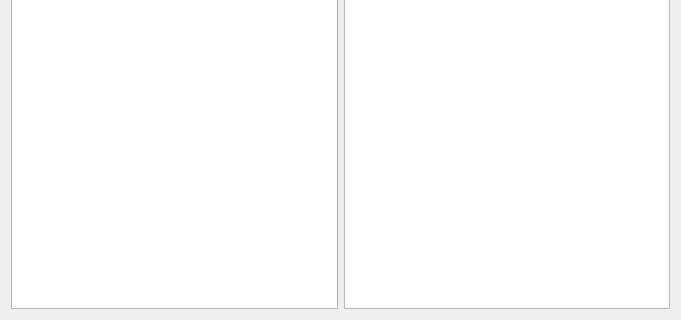
Old version of the form src/storages.ui in the repository ADCompany/AD-Farm; both pictures show x 0 to 681 and y 227 to 547 of the 681 by 547 pixel window.
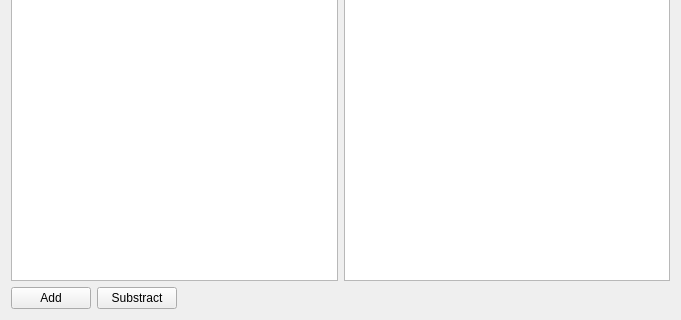
New version of the form.

Patch:
```diff
--- a/src/storages.ui
+++ b/src/storages.ui
@@ -15,12 +15,47 @@
   </property>
   <layout class="QGridLayout" name="gridLayout">
    <item row="0" column="0">
-    <layout class="QHBoxLayout" name="horizontalLayout">
+    <layout class="QVBoxLayout" name="verticalLayout">
      <item>
-      <widget class="QListView" name="listView"/>
+      <layout class="QHBoxLayout" name="horizontalLayout_2">
+       <item>
+        <widget class="QListView" name="listView"/>
+       </item>
+       <item>
+        <widget class="QTableView" name="tableView"/>
+       </item>
+      </layout>
      </item>
      <item>
-      <widget class="QTableView" name="tableView"/>
+      <layout class="QHBoxLayout" name="horizontalLayout">
+       <item>
+        <widget class="QPushButton" name="pushButton">
+         <property name="text">
+          <string>Add</string>
+         </property>
+        </widget>
+       </item>
+       <item>
+        <widget class="QPushButton" name="pushButton_2">
+         <property name="text">
+          <string>Substract</string>
+         </property>
+        </widget>
+       </item>
+       <item>
+        <spacer name="horizontalSpacer">
+         <property name="orientation">
+          <enum>Qt::Horizontal</enum>
+         </property>
+         <property name="sizeHint" stdset="0">
+          <size>
+           <width>40</width>
+           <height>20</height>
+          </size>
+         </property>
+        </spacer>
+       </item>
+      </layout>
      </item>
     </layout>
    </item>
```
